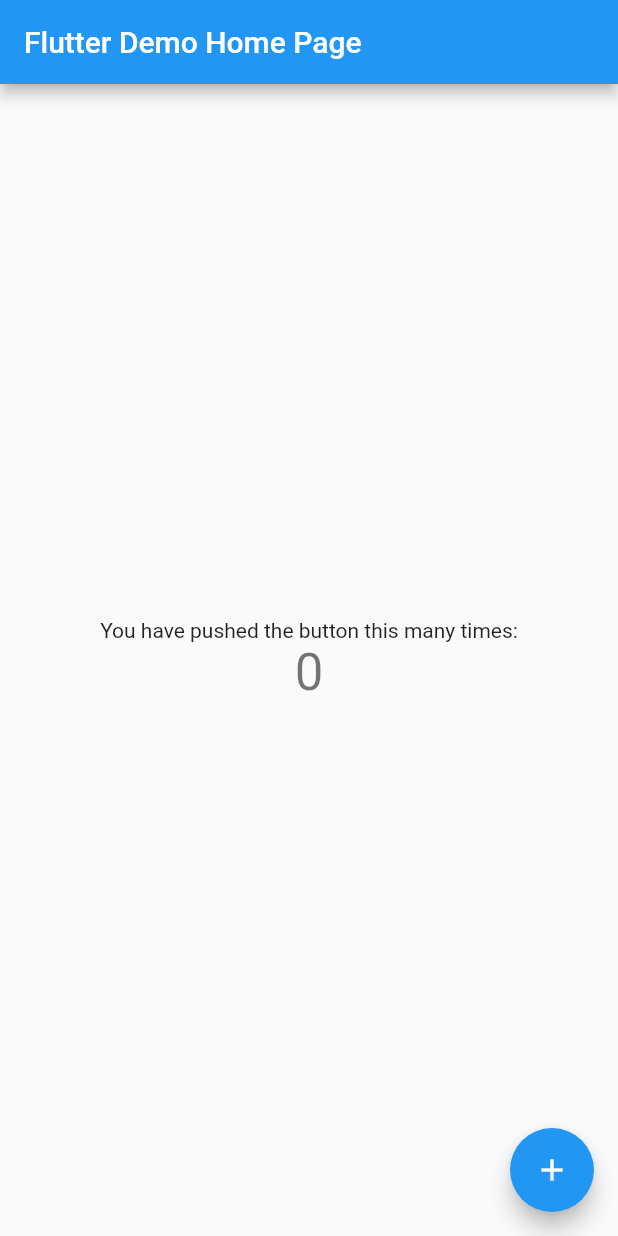
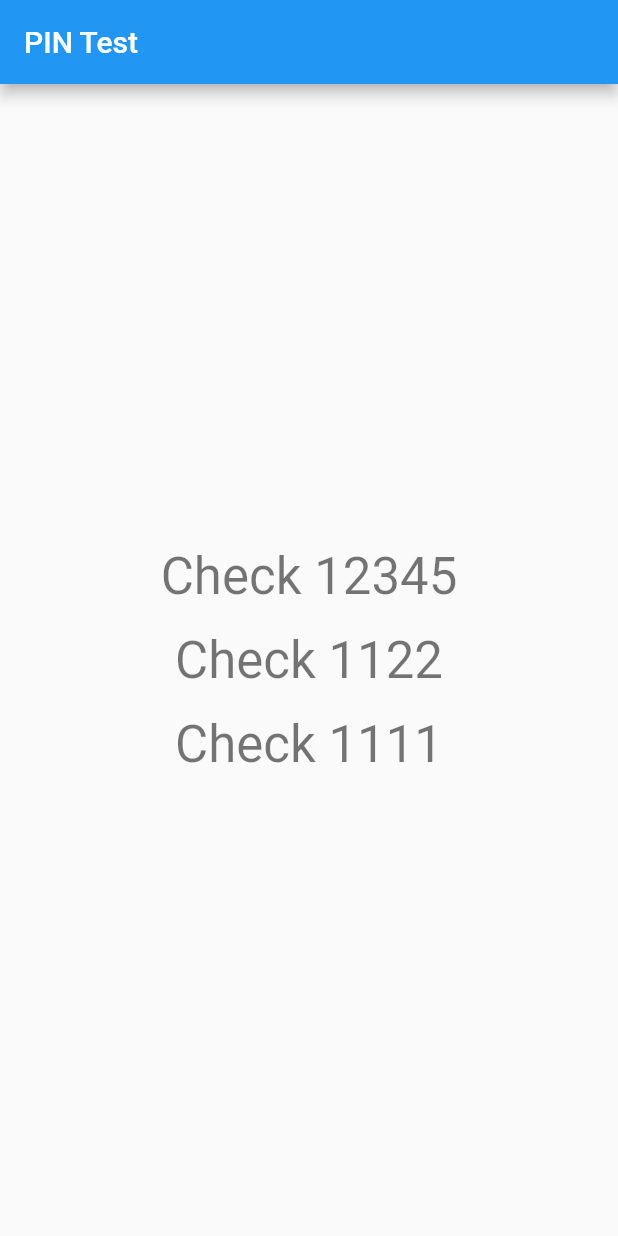
Before and after one commit to juni12891226/pin-code-rules-juni1289, a Flutter app: the screen it shows after launch, on a phone screen of 412 x 824 dp. Run offline on Flutter 3.47's test engine with Material 2 defaults, Android fonts, the phone set to English and light mode, and no system bars.

Commit message:
example code added

```diff
--- a/example/lib/main.dart
+++ b/example/lib/main.dart
@@ -10,106 +10,29 @@ class MyApp extends StatelessWidget {
   // This widget is the root of your application.
   @override
   Widget build(BuildContext context) {
-    return MaterialApp(
-      title: 'Flutter Demo',
-      theme: ThemeData(
-        // This is the theme of your application.
-        //
-        // Try running your application with "flutter run". You'll see the
-        // application has a blue toolbar. Then, without quitting the app, try
-        // changing the primarySwatch below to Colors.green and then invoke
-        // "hot reload" (press "r" in the console where you ran "flutter run",
-        // or simply save your changes to "hot reload" in a Flutter IDE).
-        // Notice that the counter didn't reset back to zero; the application
-        // is not restarted.
-        primarySwatch: Colors.blue,
-      ),
-      home: const MyHomePage(title: 'Flutter Demo Home Page'),
-    );
+    return MaterialApp(title: 'Flutter Demo', theme: ThemeData(primarySwatch: Colors.blue), home: const MyHomePage());
   }
 }
 
 class MyHomePage extends StatefulWidget {
-  const MyHomePage({super.key, required this.title});
-
-  // This widget is the home page of your application. It is stateful, meaning
-  // that it has a State object (defined below) that contains fields that affect
-  // how it looks.
-
-  // This class is the configuration for the state. It holds the values (in this
-  // case the title) provided by the parent (in this case the App widget) and
-  // used by the build method of the State. Fields in a Widget subclass are
-  // always marked "final".
-
-  final String title;
+  const MyHomePage({super.key});
 
   @override
   State<MyHomePage> createState() => _MyHomePageState();
 }
 
 class _MyHomePageState extends State<MyHomePage> {
-  int _counter = 0;
-
-  void _incrementCounter() {
-    setState(() {
-      // This call to setState tells the Flutter framework that something has
-      // changed in this State, which causes it to rerun the build method below
-      // so that the display can reflect the updated values. If we changed
-      // _counter without calling setState(), then the build method would not be
-      // called again, and so nothing would appear to happen.
-      _counter++;
-    });
+  @override
+  Widget build(BuildContext context) {
+    return Scaffold(
+        appBar: AppBar(title: const Text("PIN Test")),
+        body: Center(
+            child: Column(mainAxisAlignment: MainAxisAlignment.center, children: <Widget>[
+          TextButton(onPressed: _validatePassword("12345"), child: Center(child: Text('Check 12345', style: Theme.of(context).textTheme.headlineMedium))),
+          TextButton(onPressed: _validatePassword("1122"), child: Center(child: Text('Check 1122', style: Theme.of(context).textTheme.headlineMedium))),
+          TextButton(onPressed: _validatePassword("1111"), child: Center(child: Text('Check 1111', style: Theme.of(context).textTheme.headlineMedium)))
+        ])));
   }
 
-  @override
-  Widget build(BuildContext context) {
-    // This method is rerun every time setState is called, for instance as done
-    // by the _incrementCounter method above.
-    //
-    // The Flutter framework has been optimized to make rerunning build methods
-    // fast, so that you can just rebuild anything that needs updating rather
-    // than having to individually change instances of widgets.
-    return Scaffold(
-      appBar: AppBar(
-        // Here we take the value from the MyHomePage object that was created by
-        // the App.build method, and use it to set our appbar title.
-        title: Text(widget.title),
-      ),
-      body: Center(
-        // Center is a layout widget. It takes a single child and positions it
-        // in the middle of the parent.
-        child: Column(
-          // Column is also a layout widget. It takes a list of children and
-          // arranges them vertically. By default, it sizes itself to fit its
-          // children horizontally, and tries to be as tall as its parent.
-          //
-          // Invoke "debug painting" (press "p" in the console, choose the
-          // "Toggle Debug Paint" action from the Flutter Inspector in Android
-          // Studio, or the "Toggle Debug Paint" command in Visual Studio Code)
-          // to see the wireframe for each widget.
-          //
-          // Column has various properties to control how it sizes itself and
-          // how it positions its children. Here we use mainAxisAlignment to
-          // center the children vertically; the main axis here is the vertical
-          // axis because Columns are vertical (the cross axis would be
-          // horizontal).
-          mainAxisAlignment: MainAxisAlignment.center,
-          children: <Widget>[
-            const Text(
-              'You have pushed the button this many times:',
-            ),
-            Text(
-              '$_counter',
-              style: Theme.of(context).textTheme.headlineMedium,
-            ),
-          ],
-        ),
-      ),
-      floatingActionButton: FloatingActionButton(
-        onPressed: _incrementCounter,
-        tooltip: 'Increment',
-        child: const Icon(Icons.add),
-      ), // This trailing comma makes auto-formatting nicer for build methods.
-    );
-  }
+  _validatePassword(String givenPin) {}
 }
```
Also changed, not shown: lib/pin_code_rules_utils_juni1289.dart (+44 -5 lines), 6 other files.
